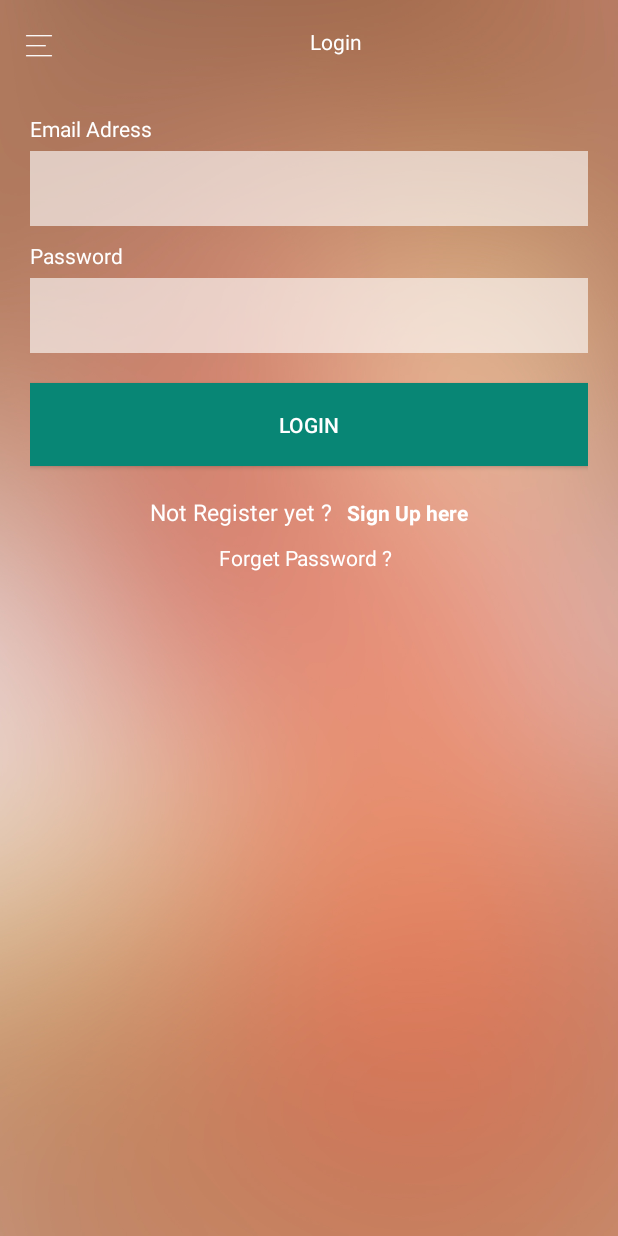
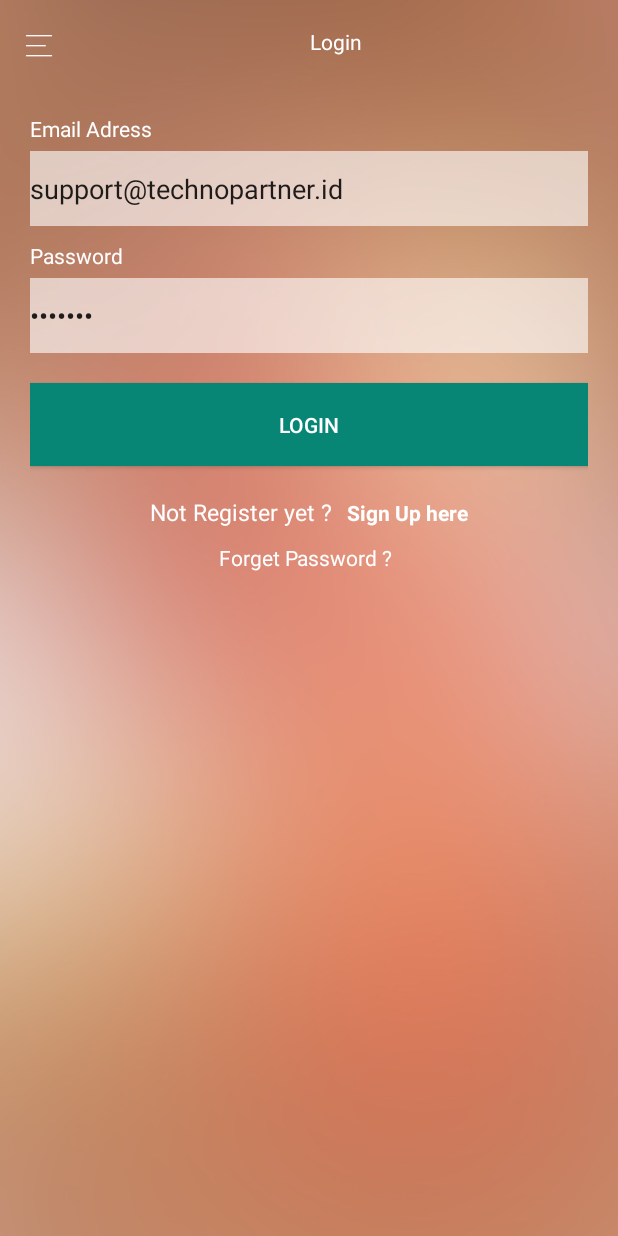
Before and after one commit to lianafalah/android, an Android app: the LoginActivity screen opened directly, with no data from a screen before it, on a phone screen of 412 x 824 dp. Run offline under Robolectric (Android 15) with nearby library versions, the phone set to English and light mode, and no system bars.

Commit message:
-M: Prevent memory leak -M: set text for faster debuging

```diff
--- a/TestAndroid/app/src/main/res/layout/activity_login.xml
+++ b/TestAndroid/app/src/main/res/layout/activity_login.xml
@@ -26,7 +26,7 @@
             android:layout_height="50dp"
             android:background="@color/Transparents"
             android:layout_marginBottom="10dp"
-
+            android:text="support@technopartner.id"
             />
         <TextView
             android:layout_width="wrap_content"
@@ -36,7 +36,7 @@
             android:layout_marginBottom="5dp"/>
         <EditText
             android:id="@+id/passwordED"
-
+            android:text="1234567"
             android:layout_width="match_parent"
             android:layout_height="50dp"
             android:inputType="textPassword"
```
Also changed, not shown: TestAndroid/app/src/main/res/drawable/login.jpg, 2 other files.
